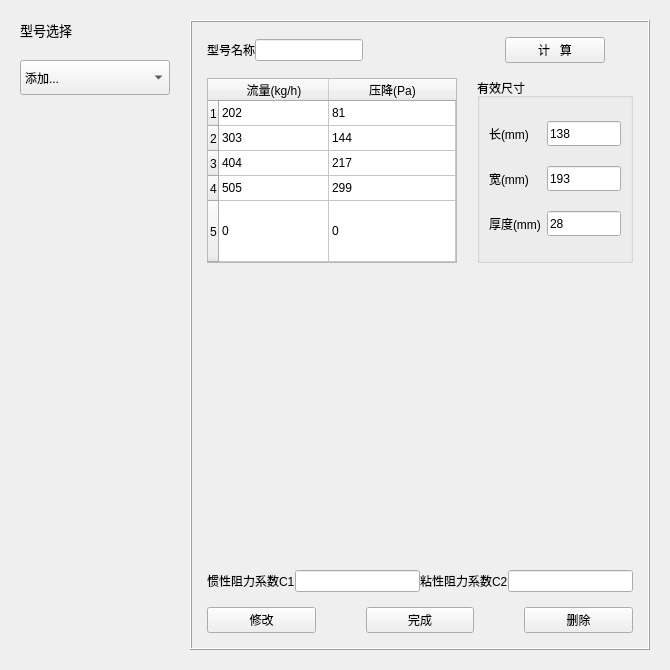
The window that ui/porous_model.ui (qweaxdzsc/fluent_add_on) describes before a commit, drawn with Qt 5.
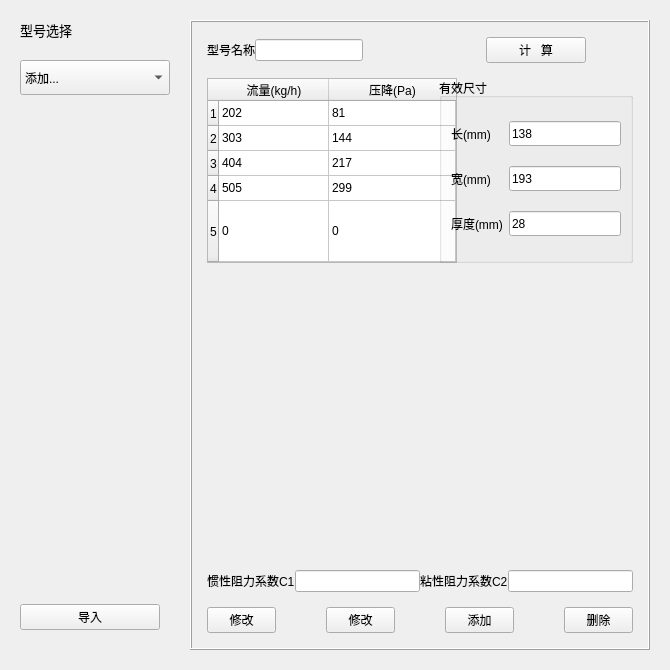
The same window after the commit. Custom widgets are drawn as their Qt base class.

```diff
--- a/ui/porous_model.ui
+++ b/ui/porous_model.ui
@@ -94,7 +94,20 @@
      </item>
     </widget>
    </item>
-   <item row="0" column="1" rowspan="3">
+   <item row="2" column="0">
+    <spacer name="stretch_spacer">
+     <property name="orientation">
+      <enum>Qt::Vertical</enum>
+     </property>
+     <property name="sizeHint" stdset="0">
+      <size>
+       <width>68</width>
+       <height>460</height>
+      </size>
+     </property>
+    </spacer>
+   </item>
+   <item row="0" column="1" rowspan="5">
     <widget class="QFrame" name="operate_frame">
      <property name="frameShape">
       <enum>QFrame::Box</enum>
@@ -197,7 +210,20 @@
          </widget>
         </item>
         <item>
-         <widget class="QPushButton" name="complete_btn">
+         <widget class="QPushButton" name="modify_ui_btn">
+          <property name="maximumSize">
+           <size>
+            <width>120</width>
+            <height>16777215</height>
+           </size>
+          </property>
+          <property name="text">
+           <string>修改</string>
+          </property>
+         </widget>
+        </item>
+        <item>
+         <widget class="QPushButton" name="add_btn">
           <property name="sizePolicy">
            <sizepolicy hsizetype="Minimum" vsizetype="Preferred">
             <horstretch>0</horstretch>
@@ -211,7 +237,7 @@
            </size>
           </property>
           <property name="text">
-           <string>完成</string>
+           <string>添加</string>
           </property>
          </widget>
         </item>
@@ -455,6 +481,19 @@
      </layout>
     </widget>
    </item>
+   <item row="3" column="0">
+    <widget class="QPushButton" name="load_btn">
+     <property name="maximumSize">
+      <size>
+       <width>140</width>
+       <height>16777215</height>
+      </size>
+     </property>
+     <property name="text">
+      <string>导入</string>
+     </property>
+    </widget>
+   </item>
   </layout>
  </widget>
  <customwidgets>
```
Left out of the diff: 32 changed lines with no effect on the pictures.
